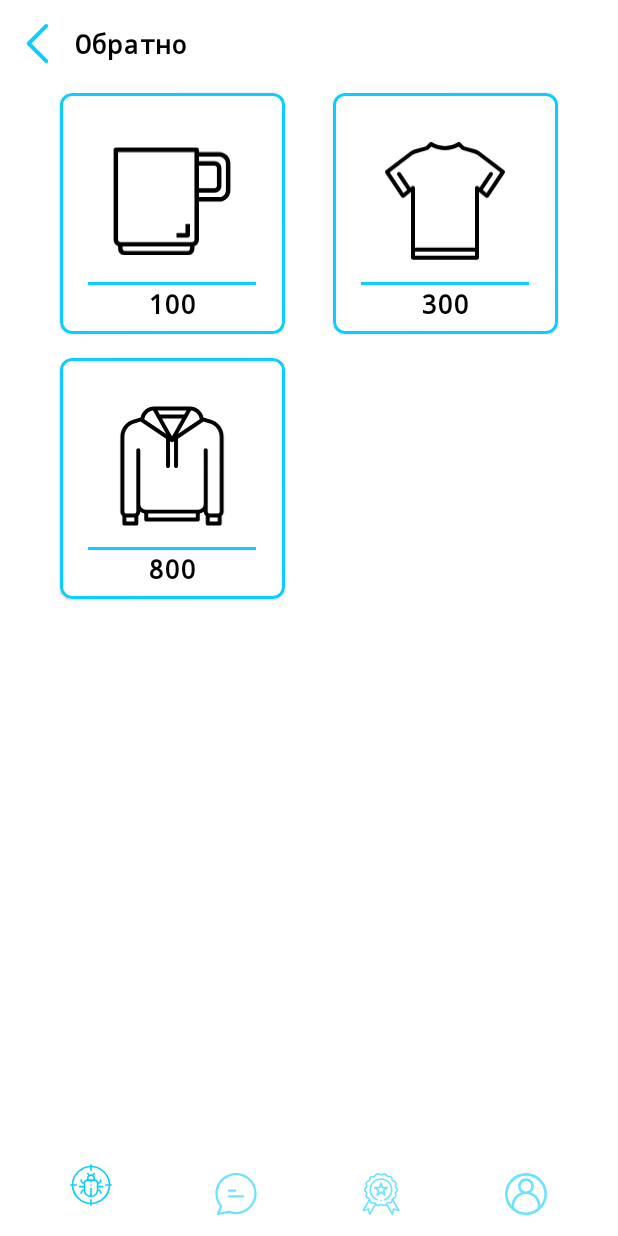
After one commit to zzemlyanaya/OpenSpaceHack_CITADEL, an Android app: the fragment ShopFragment placed in its activity, on a phone screen of 412 x 824 dp. The commit adds this screen. Run offline under Robolectric (Android 15) with nearby library versions, the phone set to English and light mode, and no system bars; our stand-ins replace data binding; 1 statement that could not run was skipped.

Commit message:
shop added

```diff
--- a/app/src/main/java/ru/zzemlyanaya/openbagtrecker/login/signin/SignInViewModel.kt
+++ b/app/src/main/java/ru/zzemlyanaya/openbagtrecker/login/signin/SignInViewModel.kt
@@ -22,7 +22,9 @@ class SignInViewModel : ViewModel() {
 //        saveLogin(isKeepLogin, id, password.hashCode())
         emit(Resource.loading(data = null))
         if (id == "cita_del@citadel.ru".hashCode())
-            emit(Resource.success(data = User(0, "cita_del@citadel.ru", "CITADEL", 0)))
+            emit(Resource.success(data =
+                User(0, "cita_del@citadel.ru", "CITADEL", 0, "CIT AD EL", "", 442)
+            ))
         else
             emit(Resource.error(data = null, message = "Неверный email/пароль"))
 //        try {
--- a/app/src/main/java/ru/zzemlyanaya/openbagtrecker/main/profile/ProfileFragment.kt
+++ b/app/src/main/java/ru/zzemlyanaya/openbagtrecker/main/profile/ProfileFragment.kt
@@ -11,6 +11,7 @@ import ru.zzemlyanaya.openbagtrecker.Constants.WIZARD
 import ru.zzemlyanaya.openbagtrecker.R
 import ru.zzemlyanaya.openbagtrecker.data.model.User
 import ru.zzemlyanaya.openbagtrecker.databinding.FragmentProfileBinding
+import ru.zzemlyanaya.openbagtrecker.main.MainActivity
 
 class ProfileFragment : Fragment() {
 
@@ -42,6 +43,10 @@ class ProfileFragment : Fragment() {
             }
         }
 
+        binding.butGo2Shop.setOnClickListener {
+            (requireActivity() as MainActivity).showShopFragment()
+        }
+
         return binding.root
     }
 
--- /dev/null
+++ b/app/src/main/java/ru/zzemlyanaya/openbagtrecker/main/shop/ShopFragment.kt
@@ -0,0 +1,42 @@
+package ru.zzemlyanaya.openbagtrecker.main.shop
+
+import android.os.Bundle
+import android.view.LayoutInflater
+import android.view.View
+import android.view.ViewGroup
+import androidx.databinding.DataBindingUtil
+import androidx.fragment.app.Fragment
+import androidx.recyclerview.widget.GridLayoutManager
+import ru.zzemlyanaya.openbagtrecker.R
+import ru.zzemlyanaya.openbagtrecker.data.model.Stuff
+import ru.zzemlyanaya.openbagtrecker.databinding.FragmentShopBinding
+import ru.zzemlyanaya.openbagtrecker.main.MainActivity
+
+
+class ShopFragment : Fragment() {
+
+
+    override fun onCreateView(
+        inflater: LayoutInflater, container: ViewGroup?,
+        savedInstanceState: Bundle?
+    ): View? {
+        val binding: FragmentShopBinding
+                = DataBindingUtil.inflate(inflater, R.layout.fragment_shop, container, false)
+
+        with(binding.stuffRecyclerView) {
+                layoutManager = GridLayoutManager(requireContext(), 2)
+
+                adapter = StuffRecyclerViewAdapter(listOf(
+                    Stuff(R.drawable.ic_cup, 100),
+                    Stuff(R.drawable.ic_tshirt, 300),
+                    Stuff(R.drawable.ic_hoodi, 800),
+                ))
+        }
+
+        binding.butBack2Profile.setOnClickListener {
+            (requireActivity() as MainActivity).onBackPressed()
+        }
+        return binding.root
+    }
+
+}
--- /dev/null
+++ b/app/src/main/java/ru/zzemlyanaya/openbagtrecker/main/shop/StuffRecyclerViewAdapter.kt
@@ -0,0 +1,35 @@
+package ru.zzemlyanaya.openbagtrecker.main.shop
+
+import android.view.LayoutInflater
+import android.view.View
+import android.view.ViewGroup
+import android.widget.ImageView
+import android.widget.TextView
+import androidx.recyclerview.widget.RecyclerView
+import ru.zzemlyanaya.openbagtrecker.R
+import ru.zzemlyanaya.openbagtrecker.data.model.Stuff
+
+
+class StuffRecyclerViewAdapter(
+    private val values: List<Stuff>
+) : RecyclerView.Adapter<StuffRecyclerViewAdapter.ViewHolder>() {
+
+    override fun onCreateViewHolder(parent: ViewGroup, viewType: Int): ViewHolder {
+        val view = LayoutInflater.from(parent.context)
+            .inflate(R.layout.item_stuff, parent, false)
+        return ViewHolder(view)
+    }
+
+    override fun onBindViewHolder(holder: ViewHolder, position: Int) {
+        val item = values[position]
+        holder.textCost.text = item.cost.toString()
+        holder.image.setImageResource(item.imageId)
+    }
+
+    override fun getItemCount(): Int = values.size
+
+    inner class ViewHolder(view: View) : RecyclerView.ViewHolder(view) {
+        val textCost: TextView = view.findViewById(R.id.textStuffCost)
+        val image: ImageView = view.findViewById(R.id.imageStuff)
+    }
+}
--- a/app/src/main/res/layout/fragment_profile.xml
+++ b/app/src/main/res/layout/fragment_profile.xml
@@ -64,11 +64,14 @@
             android:layout_width="0dp"
             android:layout_height="0dp"
             android:layout_marginStart="24dp"
+            android:layout_marginTop="16dp"
             android:layout_marginEnd="24dp"
+            android:layout_marginBottom="24dp"
             app:cardCornerRadius="8dp"
-            app:layout_constraintBottom_toBottomOf="parent"
+            app:layout_constraintBottom_toTopOf="@+id/fabEditProfile"
             app:layout_constraintEnd_toEndOf="parent"
             app:layout_constraintStart_toStartOf="parent"
+            app:layout_constraintTop_toBottomOf="@+id/butGo2Shop"
             app:strokeColor="@color/accent_blue"
             app:strokeWidth="2dp" />
 
--- /dev/null
+++ b/app/src/main/res/layout/fragment_shop.xml
@@ -0,0 +1,57 @@
+<?xml version="1.0" encoding="utf-8"?>
+
+<layout xmlns:android="http://schemas.android.com/apk/res/android"
+    xmlns:app="http://schemas.android.com/apk/res-auto"
+    xmlns:tools="http://schemas.android.com/tools">
+
+    <data>
+
+    </data>
+
+    <androidx.constraintlayout.widget.ConstraintLayout
+        android:layout_width="match_parent"
+        android:layout_height="match_parent">
+
+        <androidx.recyclerview.widget.RecyclerView
+            android:id="@+id/stuffRecyclerView"
+            android:layout_width="0dp"
+            android:layout_height="0dp"
+            android:layout_marginStart="24dp"
+            android:layout_marginEnd="24dp"
+            android:clipToPadding="false"
+            app:layoutManager="androidx.recyclerview.widget.GridLayoutManager"
+            app:layout_constraintBottom_toBottomOf="parent"
+            app:layout_constraintEnd_toEndOf="parent"
+            app:layout_constraintStart_toStartOf="parent"
+            app:layout_constraintTop_toBottomOf="@+id/butBack2Profile"
+            app:spanCount="2"
+            tools:itemCount="3"
+            tools:listitem="@layout/item_stuff" />
+
+        <ImageButton
+            android:id="@+id/butBack2Profile"
+            android:layout_width="50dp"
+            android:layout_height="50dp"
+            android:layout_marginTop="4dp"
+            android:backgroundTint="@android:color/transparent"
+            android:foreground="?attr/selectableItemBackgroundBorderless"
+            android:scaleType="fitCenter"
+            android:tint="@color/accent_blue"
+            app:layout_constraintStart_toStartOf="parent"
+            app:layout_constraintTop_toTopOf="parent"
+            app:srcCompat="@drawable/ic_back" />
+
+        <TextView
+            android:id="@+id/textView4"
+            android:layout_width="wrap_content"
+            android:layout_height="wrap_content"
+            android:text="Обратно"
+            android:textColor="@color/black"
+            android:textSize="18sp"
+            android:textStyle="bold"
+            app:layout_constraintBottom_toBottomOf="@+id/butBack2Profile"
+            app:layout_constraintStart_toEndOf="@+id/butBack2Profile"
+            app:layout_constraintTop_toTopOf="@+id/butBack2Profile" />
+
+    </androidx.constraintlayout.widget.ConstraintLayout>
+</layout>
--- a/app/src/main/res/layout/item_stuff.xml
+++ b/app/src/main/res/layout/item_stuff.xml
@@ -1,10 +1,21 @@
 <?xml version="1.0" encoding="utf-8"?>
-<com.google.android.material.card.MaterialCardView xmlns:android="http://schemas.android.com/apk/res/android"
-    xmlns:app="http://schemas.android.com/apk/res-auto"
-    android:layout_width="wrap_content"
+<layout xmlns:android="http://schemas.android.com/apk/res/android"
+    xmlns:app="http://schemas.android.com/apk/res-auto">
+
+    <data>
+
+    </data>
+
+    <com.google.android.material.card.MaterialCardView
+        android:layout_width="match_parent"
         android:layout_height="wrap_content"
+        android:layout_marginStart="16dp"
+        android:layout_marginTop="8dp"
+        android:layout_marginEnd="16dp"
+        android:layout_marginBottom="8dp"
+        android:textAlignment="center"
         app:cardCornerRadius="8dp"
-    app:cardUseCompatPadding="true"
+        app:cardUseCompatPadding="false"
         app:layout_constraintEnd_toEndOf="parent"
         app:layout_constraintStart_toStartOf="parent"
         app:layout_constraintTop_toTopOf="parent"
@@ -14,6 +25,7 @@
         <androidx.constraintlayout.widget.ConstraintLayout
             android:layout_width="wrap_content"
             android:layout_height="wrap_content"
+            android:layout_gravity="center"
             android:background="@color/white">
 
             <View
@@ -31,7 +43,7 @@
                 app:layout_constraintTop_toBottomOf="@+id/textProfileName" />
 
             <ImageView
-            android:id="@+id/imageView2"
+                android:id="@+id/imageStuff"
                 android:layout_width="80dp"
                 android:layout_height="80dp"
                 android:layout_marginTop="32dp"
@@ -56,3 +68,4 @@
                 app:layout_constraintStart_toStartOf="@+id/view2" />
         </androidx.constraintlayout.widget.ConstraintLayout>
     </com.google.android.material.card.MaterialCardView>
+</layout>
--- a/app/src/main/res/menu/bottom_nav_menu.xml
+++ b/app/src/main/res/menu/bottom_nav_menu.xml
@@ -4,21 +4,25 @@
     <item
         android:id="@+id/nav_tracker"
         android:icon="@drawable/ic_bugs"
-        android:title="@string/empty_string"/>
+        android:title="@string/empty_string"
+        android:iconTint="@color/accent_blue"/>
 
     <item
         android:id="@+id/nav_chats"
         android:icon="@drawable/ic_chat"
-        android:title="@string/empty_string"/>
+        android:title="@string/empty_string"
+        android:iconTint="@color/accent_blue"/>
 
     <item
         android:id="@+id/nav_achiev"
         android:icon="@drawable/ic_achievement"
-        android:title="@string/empty_string"/>
+        android:title="@string/empty_string"
+        android:iconTint="@color/accent_blue"/>
 
     <item
         android:id="@+id/nav_profile"
         android:icon="@drawable/ic_profile"
-        android:title="@string/empty_string"/>
+        android:title="@string/empty_string"
+        android:iconTint="@color/accent_blue"/>
 
 </menu>
--- /dev/null
+++ b/app/src/main/res/values/dimens.xml
@@ -0,0 +1,4 @@
+<?xml version="1.0" encoding="utf-8"?>
+<resources>
+    <dimen name="text_margin">16dp</dimen>
+</resources>
```
Also changed, not shown: app/src/main/java/ru/zzemlyanaya/openbagtrecker/data/model/User.kt (+12 -1 lines), app/src/main/java/ru/zzemlyanaya/openbagtrecker/data/model/UserShortView.kt (added, +13 -0 lines), app/src/main/java/ru/zzemlyanaya/openbagtrecker/main/MainActivity.kt (+14 -4 lines), app/src/main/java/ru/zzemlyanaya/openbagtrecker/main/achiev/AchievementsFragment.kt (added, +60 -0 lines), app/src/main/java/ru/zzemlyanaya/openbagtrecker/main/editprofile/EditProfileFragment.kt (added, +60 -0 lines), app/src/main/java/ru/zzemlyanaya/openbagtrecker/main/reportbug/ReportBugFragment.kt (added, +60 -0 lines), app/src/main/java/ru/zzemlyanaya/openbagtrecker/main/tracker/TrackerFragment.kt (added, +60 -0 lines), app/src/main/res/layout/fragment_achievements.xml (added, +14 -0 lines), app/src/main/res/layout/fragment_edit_profile.xml (added, +14 -0 lines), app/src/main/res/layout/fragment_report_bug.xml (added, +14 -0 lines), app/src/main/res/layout/fragment_tracker.xml (added, +14 -0 lines). Lines whose indentation alone changed are shown as unchanged.
